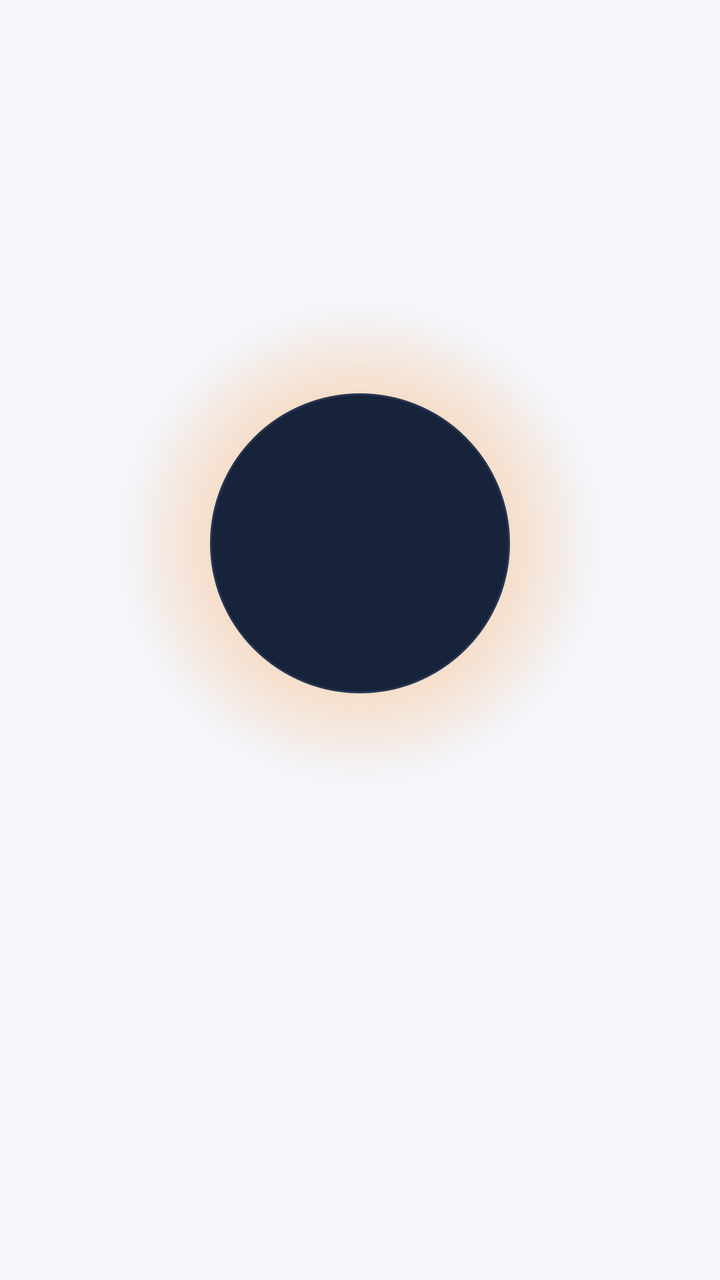
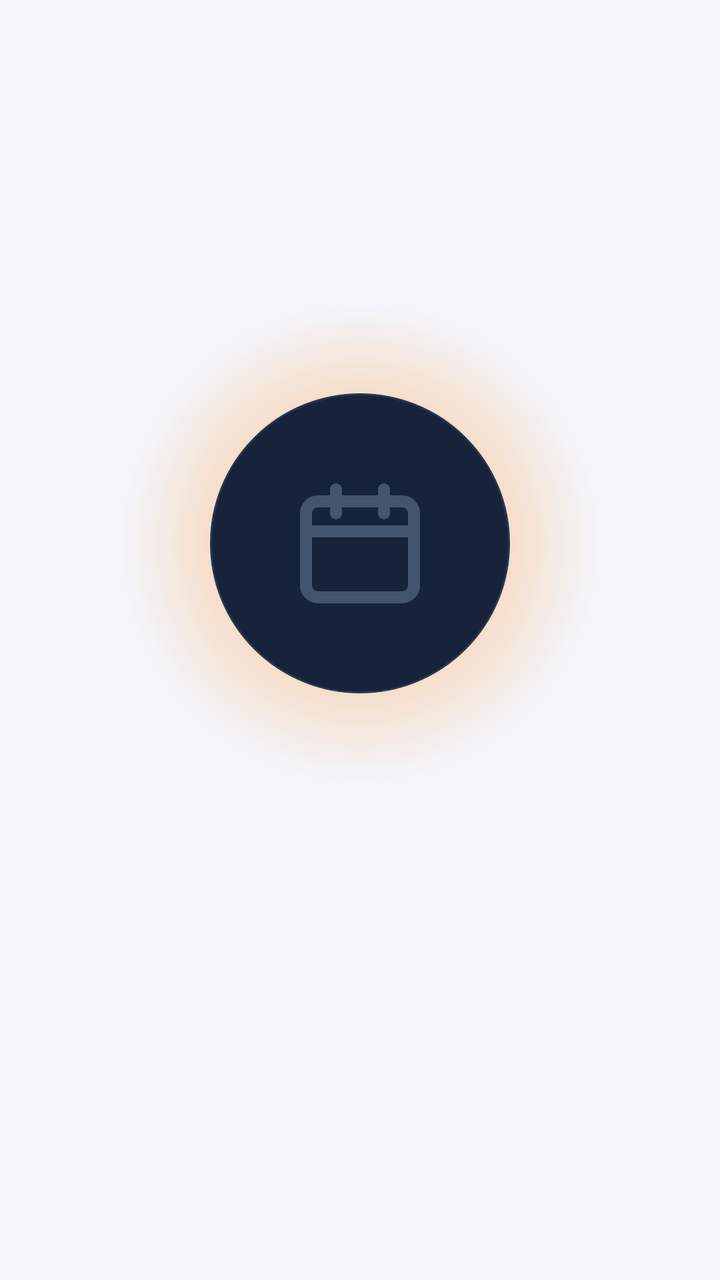

An Android layout rendered at two revisions. The XML below is the earlier revision; the diff shows what the commit changed to produce the second picture.
<!-- AndroidManifest.xml: application theme Theme.Streakly -->
<!-- res/layout/item_onboarding.xml -->
<?xml version="1.0" encoding="utf-8"?>
<LinearLayout xmlns:android="http://schemas.android.com/apk/res/android"
    android:layout_width="match_parent"
    android:layout_height="match_parent"
    android:gravity="center"
    android:orientation="vertical"
    android:paddingStart="32dp"
    android:paddingEnd="32dp">

    <FrameLayout
        android:layout_width="240dp"
        android:layout_height="240dp">

        <View
            android:layout_width="match_parent"
            android:layout_height="match_parent"
            android:background="@drawable/bg_glow" />

        <FrameLayout
            android:layout_width="150dp"
            android:layout_height="150dp"
            android:layout_gravity="center"
            android:background="@drawable/bg_circle_dark">

            <TextView
                android:id="@+id/tvEmoji"
                android:layout_width="wrap_content"
                android:layout_height="wrap_content"
                android:layout_gravity="center"
                android:textSize="72sp" />
        </FrameLayout>
    </FrameLayout>

    <TextView
        android:id="@+id/tvTitle"
        android:layout_width="match_parent"
        android:layout_height="wrap_content"
        android:layout_marginTop="28dp"
        android:gravity="center"
        android:textColor="@color/on_dark"
        android:textSize="26sp"
        android:textStyle="bold" />

    <TextView
        android:id="@+id/tvBody"
        android:layout_width="match_parent"
        android:layout_height="wrap_content"
        android:layout_marginTop="12dp"
        android:gravity="center"
        android:lineSpacingExtra="3dp"
        android:textColor="@color/on_dark_secondary"
        android:textSize="16sp" />
</LinearLayout>
<!-- resources referenced by this layout -->
<resources>
  <color name="on_dark">#FFFFFF</color>
  <color name="on_dark_secondary">#A9B7CC</color>
  <!-- drawable bg_circle_dark (drawable) -->
  <?xml version="1.0" encoding="utf-8"?>
  <shape xmlns:android="http://schemas.android.com/apk/res/android" android:shape="oval">
      <solid android:color="@color/navy_600" />
      <stroke android:width="1dp" android:color="@color/navy_400" />
  </shape>
  <!-- drawable bg_glow (drawable) -->
  <?xml version="1.0" encoding="utf-8"?>
  <shape xmlns:android="http://schemas.android.com/apk/res/android" android:shape="oval">
      <gradient
          android:endColor="#00FF7A00"
          android:gradientRadius="50%p"
          android:startColor="#80FF7A00"
          android:centerX="0.5"
          android:centerY="0.5"
          android:type="radial" />
  </shape>
  <style name="Theme.Streakly" parent="Base.Theme.Streakly" />
  <color name="navy_600">#16233A</color>
  <color name="navy_400">#263650</color>
  <color name="orange">#FF7A00</color>
  <color name="white">#FFFFFF</color>
  <color name="card_elevated">#EEF1F8</color>
  <color name="text_primary">#0B1220</color>
  <color name="teal">#20C7B7</color>
  <color name="navy_800">#0B1220</color>
  <color name="card">#FFFFFF</color>
  <color name="text_secondary">#44546F</color>
  <color name="stroke">#D9DFEC</color>
  <color name="danger">#D93036</color>
  <color name="bg">#F4F6FB</color>
  <color name="bg_alt">#EAEEF7</color>
  <color name="text_muted">#6E7C94</color>
  <style name="ThemeOverlay.Streakly.BottomSheet" parent="ThemeOverlay.Material3.BottomSheetDialog">
          <item name="bottomSheetStyle">@style/Widget.Streakly.BottomSheet</item>
      </style>
  <style name="ThemeOverlay.Streakly.Dialog" parent="ThemeOverlay.Material3.MaterialAlertDialog">
          <item name="colorSurface">@color/card</item>
          <item name="colorOnSurface">@color/text_primary</item>
          <item name="shapeAppearanceOverlay">@style/ShapeAppearance.Streakly.Dialog</item>
      </style>
  <style name="Widget.Streakly.NavIndicator" parent="Widget.Material3.BottomNavigationView.ActiveIndicator">
          <item name="android:color">@color/transparent</item>
      </style>
  <dimen name="button_height">56dp</dimen>
  <dimen name="radius_button">28dp</dimen>
  <color name="orange_light">#FF9F1C</color>
  <dimen name="radius_input">16dp</dimen>
  <style name="Widget.Streakly.BottomSheet" parent="Widget.Material3.BottomSheet">
          <item name="backgroundTint">@color/card</item>
          <item name="shapeAppearanceOverlay">@style/ShapeAppearance.Streakly.Sheet</item>
      </style>
  <style name="ShapeAppearance.Streakly.Dialog" parent="">
          <item name="cornerFamily">rounded</item>
          <item name="cornerSize">24dp</item>
      </style>
  <color name="transparent">#00000000</color>
  <style name="ShapeAppearance.Streakly.Sheet" parent="">
          <item name="cornerFamily">rounded</item>
          <item name="cornerSizeTopLeft">28dp</item>
          <item name="cornerSizeTopRight">28dp</item>
          <item name="cornerSizeBottomLeft">0dp</item>
          <item name="cornerSizeBottomRight">0dp</item>
      </style>
  <!-- unchanged entries left out for length: 4 -->
</resources>

<!-- the commit's change to res/layout/item_onboarding.xml (unified diff, before → after) -->
@@ -22,12 +22,13 @@
             android:layout_gravity="center"
             android:background="@drawable/bg_circle_dark">
 
-            <TextView
+            <ImageView
                 android:id="@+id/tvEmoji"
-                android:layout_width="wrap_content"
-                android:layout_height="wrap_content"
+                android:layout_width="72dp"
+                android:layout_height="72dp"
                 android:layout_gravity="center"
-                android:textSize="72sp" />
+                android:contentDescription="@null"
+                android:src="@drawable/ic_calendar" />
         </FrameLayout>
     </FrameLayout>
 
<!-- resource entries referenced after the edit -->
@@ -19,6 +19,22 @@
           android:centerY="0.5"
           android:type="radial" />
   </shape>
+  <!-- drawable ic_calendar (drawable) -->
+  <?xml version="1.0" encoding="utf-8"?>
+  <vector xmlns:android="http://schemas.android.com/apk/res/android"
+      android:width="24dp"
+      android:height="24dp"
+      android:viewportWidth="24"
+      android:viewportHeight="24"
+      android:tint="?attr/colorControlNormal">
+      <path
+          android:fillColor="#00000000"
+          android:pathData="M5,5 H19 A2,2 0 0 1 21,7 V19 A2,2 0 0 1 19,21 H5 A2,2 0 0 1 3,19 V7 A2,2 0 0 1 5,5 Z M3,10 H21 M8,3 V7 M16,3 V7"
+          android:strokeColor="#FFFFFFFF"
+          android:strokeWidth="2"
+          android:strokeLineCap="round"
+          android:strokeLineJoin="round" />
+  </vector>
   <style name="Theme.Streakly" parent="Base.Theme.Streakly" />
   <color name="navy_600">#16233A</color>
   <color name="navy_400">#263650</color>
